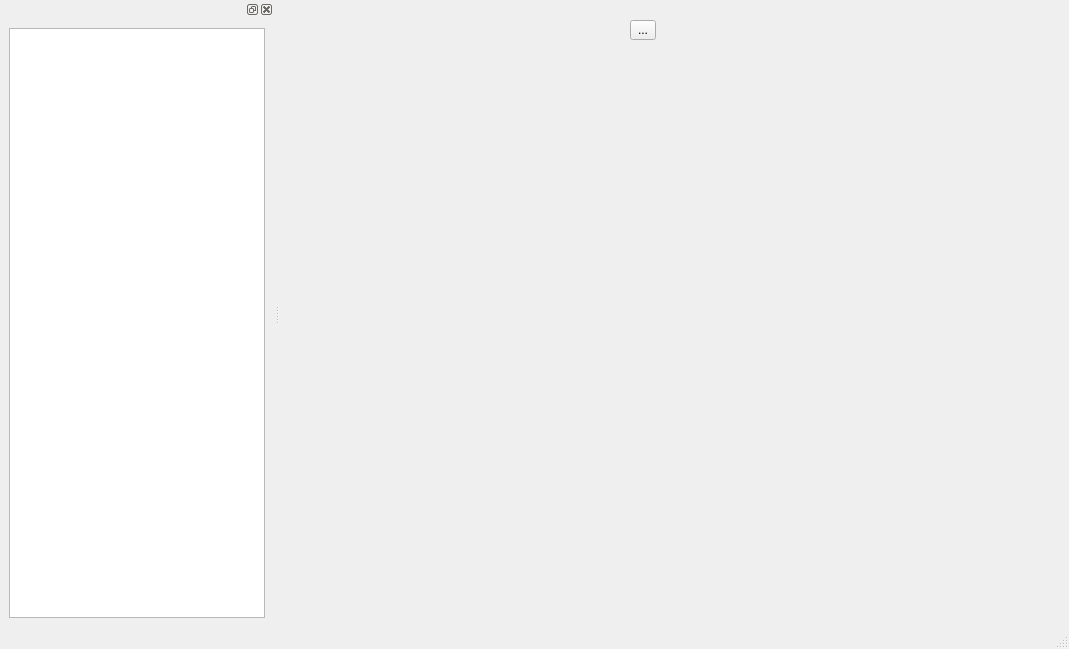
This is GUI/mainwindow.ui in grotsztaksel/ChordPainter as Qt 5 draws it before an edit. The edited form follows.
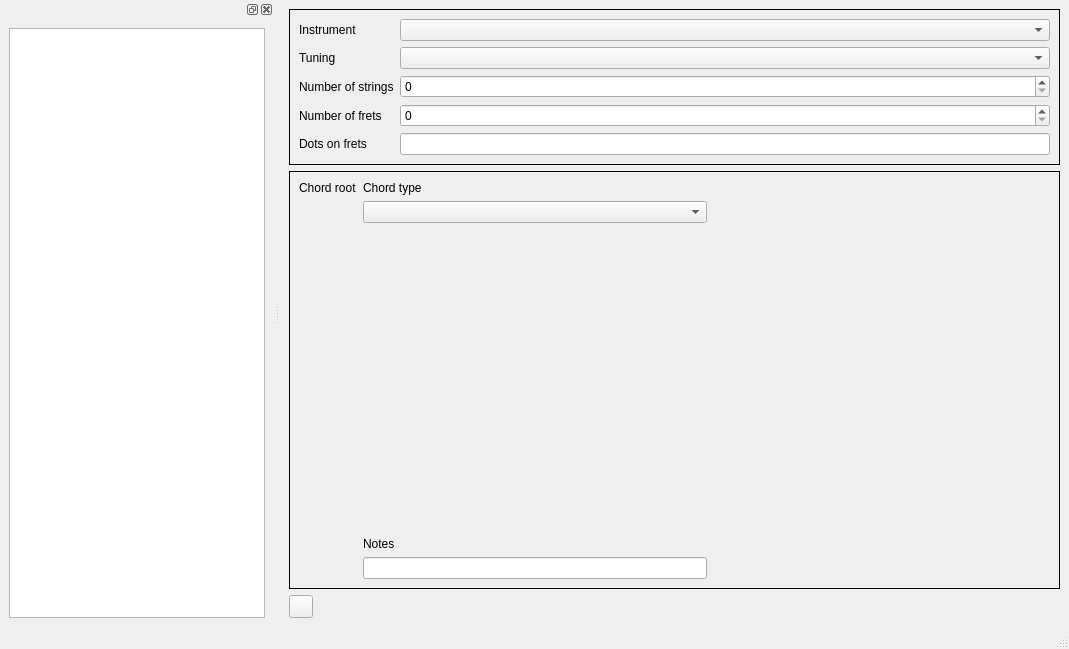
This is the edited form. Icons and pictures are not drawn.

```diff
--- a/GUI/mainwindow.ui
+++ b/GUI/mainwindow.ui
@@ -14,19 +14,179 @@
    <string>MainWindow</string>
   </property>
   <widget class="QWidget" name="centralwidget">
-   <widget class="QToolButton" name="saveButton">
-    <property name="geometry">
-     <rect>
-      <x>350</x>
-      <y>20</y>
-      <width>26</width>
-      <height>20</height>
-     </rect>
-    </property>
-    <property name="text">
-     <string>...</string>
-    </property>
-   </widget>
+   <layout class="QVBoxLayout" name="verticalLayout_2">
+    <item>
+     <widget class="QFrame" name="frame">
+      <property name="frameShape">
+       <enum>QFrame::Box</enum>
+      </property>
+      <property name="frameShadow">
+       <enum>QFrame::Plain</enum>
+      </property>
+      <property name="midLineWidth">
+       <number>0</number>
+      </property>
+      <layout class="QFormLayout" name="formLayout">
+       <item row="0" column="0">
+        <widget class="QLabel" name="label_2">
+         <property name="text">
+          <string>Instrument</string>
+         </property>
+        </widget>
+       </item>
+       <item row="0" column="1">
+        <widget class="QComboBox" name="comboBox"/>
+       </item>
+       <item row="1" column="0">
+        <widget class="QLabel" name="label">
+         <property name="text">
+          <string>Tuning</string>
+         </property>
+        </widget>
+       </item>
+       <item row="1" column="1">
+        <widget class="QComboBox" name="comboBox_2"/>
+       </item>
+       <item row="2" column="0">
+        <widget class="QLabel" name="label_4">
+         <property name="text">
+          <string>Number of strings</string>
+         </property>
+        </widget>
+       </item>
+       <item row="2" column="1">
+        <widget class="QSpinBox" name="spinBox"/>
+       </item>
+       <item row="3" column="0">
+        <widget class="QLabel" name="label_3">
+         <property name="text">
+          <string>Number of frets</string>
+         </property>
+        </widget>
+       </item>
+       <item row="3" column="1">
+        <widget class="QSpinBox" name="spinBox_2"/>
+       </item>
+       <item row="4" column="0">
+        <widget class="QLabel" name="label_5">
+         <property name="text">
+          <string>Dots on frets</string>
+         </property>
+        </widget>
+       </item>
+       <item row="4" column="1">
+        <widget class="QLineEdit" name="lineEdit"/>
+       </item>
+      </layout>
+     </widget>
+    </item>
+    <item>
+     <widget class="QFrame" name="chordsFrame">
+      <property name="frameShape">
+       <enum>QFrame::Box</enum>
+      </property>
+      <property name="frameShadow">
+       <enum>QFrame::Plain</enum>
+      </property>
+      <property name="lineWidth">
+       <number>1</number>
+      </property>
+      <property name="midLineWidth">
+       <number>0</number>
+      </property>
+      <layout class="QHBoxLayout" name="horizontalLayout_2">
+       <item>
+        <layout class="QVBoxLayout" name="chordsLayout">
+         <item>
+          <widget class="QLabel" name="label_6">
+           <property name="text">
+            <string>Chord root</string>
+           </property>
+          </widget>
+         </item>
+         <item>
+          <spacer name="verticalSpacer">
+           <property name="orientation">
+            <enum>Qt::Vertical</enum>
+           </property>
+           <property name="sizeHint" stdset="0">
+            <size>
+             <width>20</width>
+             <height>40</height>
+            </size>
+           </property>
+          </spacer>
+         </item>
+        </layout>
+       </item>
+       <item>
+        <layout class="QVBoxLayout" name="verticalLayout">
+         <item>
+          <widget class="QLabel" name="label_7">
+           <property name="text">
+            <string>Chord type</string>
+           </property>
+          </widget>
+         </item>
+         <item>
+          <widget class="QComboBox" name="comboBox_3">
+           <property name="placeholderText">
+            <string>Chord type</string>
+           </property>
+          </widget>
+         </item>
+         <item>
+          <spacer name="verticalSpacer_2">
+           <property name="orientation">
+            <enum>Qt::Vertical</enum>
+           </property>
+           <property name="sizeHint" stdset="0">
+            <size>
+             <width>20</width>
+             <height>40</height>
+            </size>
+           </property>
+          </spacer>
+         </item>
+         <item>
+          <widget class="QLabel" name="label_8">
+           <property name="text">
+            <string>Notes</string>
+           </property>
+          </widget>
+         </item>
+         <item>
+          <widget class="QLineEdit" name="lineEdit_2"/>
+         </item>
+        </layout>
+       </item>
+       <item>
+        <spacer name="horizontalSpacer">
+         <property name="orientation">
+          <enum>Qt::Horizontal</enum>
+         </property>
+         <property name="sizeHint" stdset="0">
+          <size>
+           <width>40</width>
+           <height>20</height>
+          </size>
+         </property>
+        </spacer>
+       </item>
+      </layout>
+     </widget>
+    </item>
+    <item>
+     <widget class="QToolButton" name="saveButton">
+      <property name="text">
+       <string/>
+      </property>
+      <property name="icon">
+       <iconset theme="SP_DialogSaveButton"/>
+      </property>
+     </widget>
+    </item>
+   </layout>
   </widget>
   <widget class="QMenuBar" name="menubar">
    <property name="geometry">
```
